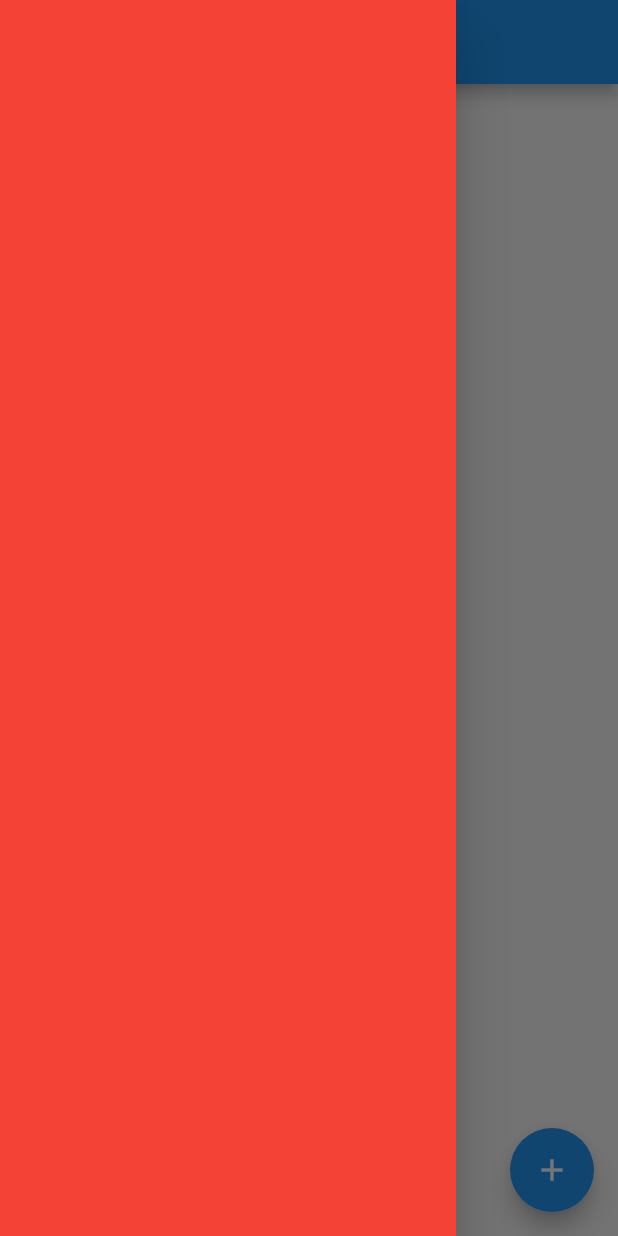
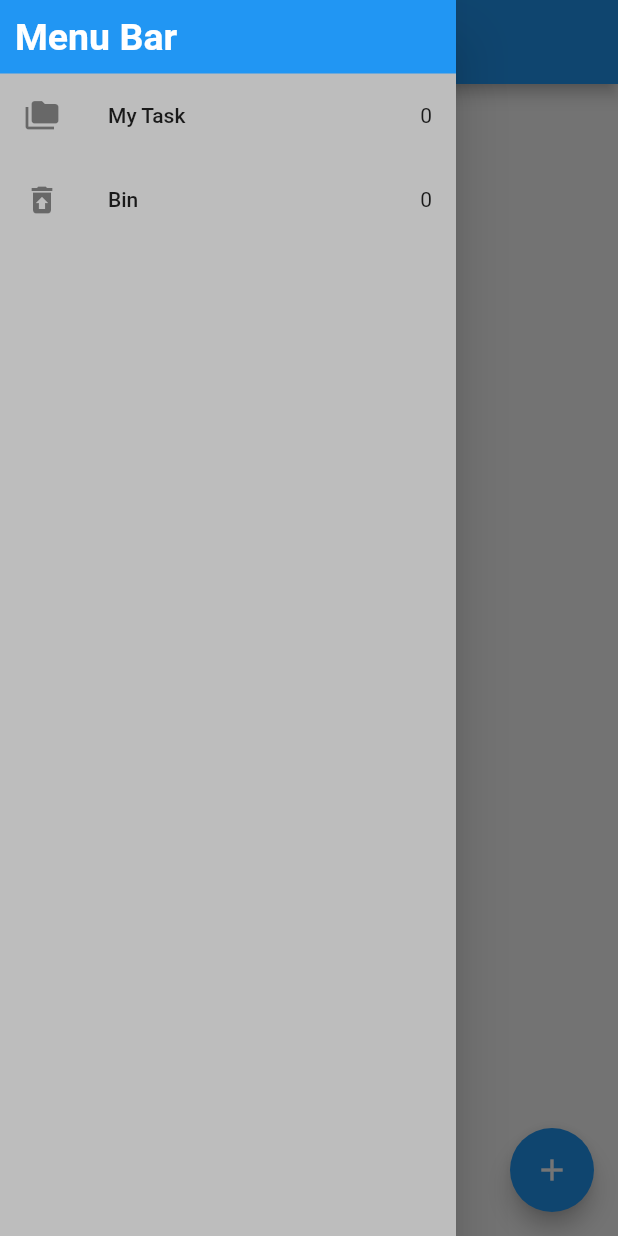
Before and after one commit to wgnalvian/TaskApp-Flutter, a Flutter app: the screen it shows after launch, with the side drawer open, on a phone screen of 412 x 824 dp. Run offline on Flutter 3.47's test engine with Material 2 defaults, Android fonts, the phone set to English and light mode, and no system bars; our stand-ins replace equatable, flutter_bloc, hydrated_bloc.

Commit message:
make rcbin

```diff
--- a/lib/blocs/bloc/tasks_bloc.dart
+++ b/lib/blocs/bloc/tasks_bloc.dart
@@ -1,4 +1,3 @@
-
 import 'package:equatable/equatable.dart';
 import 'package:hydrated_bloc/hydrated_bloc.dart';
 
@@ -11,6 +10,7 @@ class TasksBloc extends HydratedBloc<TasksEvent, TasksState> {
   TasksBloc() : super(TasksState()) {
     on<AddTask>(_onAddTask);
     on<UpdateTask>(_onUpdateTask);
+    on<MoveToBin>(_onMoveToBin);
     on<DeleteTask>(_onDeleteTask);
   }
 
@@ -25,11 +25,10 @@ class TasksBloc extends HydratedBloc<TasksEvent, TasksState> {
     int index = state.allTasks.indexOf(task);
     List<Task> alltask = List.from(state.allTasks)..remove(task);
     task.isDone == false
-        ? alltask.insert(index,task.copyWith(isDone: true))
-        : alltask.insert(index,task.copyWith(isDone: false));
+        ? alltask.insert(index, task.copyWith(isDone: true))
+        : alltask.insert(index, task.copyWith(isDone: false));
 
-      emit(TasksState(allTasks : alltask));
-
+    emit(TasksState(allTasks: alltask));
   }
 
   void _onDeleteTask(DeleteTask event, Emitter<TasksState> emit) {
@@ -40,12 +39,15 @@ class TasksBloc extends HydratedBloc<TasksEvent, TasksState> {
   @override
   TasksState? fromJson(Map<String, dynamic> json) {
     return TasksState.fromMap(json);
+  }
 
-
-}
+  void _onMoveToBin(MoveToBin event, Emitter<TasksState> emit) {
+     final state = this.state;
+    emit(TasksState(allTasks: List.from(state.allTasks)..remove(event.task),deleteTasks: List.from(state.deleteTasks)..add(event.task)));
+  }
 
   @override
   Map<String, dynamic>? toJson(TasksState state) {
-     return state.toMap();
+    return state.toMap();
   }
 }
--- a/lib/blocs/bloc/tasks_event.dart
+++ b/lib/blocs/bloc/tasks_event.dart
@@ -36,3 +36,12 @@ class UpdateTask extends TasksEvent {
   @override
   List<Object> get props => [];
 }
+
+class MoveToBin extends TasksEvent {
+  final Task task;
+  const MoveToBin({
+    required this.task
+  });
+   @override
+  List<Object> get props => [];
+}
--- a/lib/blocs/bloc/tasks_state.dart
+++ b/lib/blocs/bloc/tasks_state.dart
@@ -7,11 +7,12 @@ part of 'tasks_bloc.dart';
 
 class TasksState extends Equatable {
   List<Task> allTasks;
+  List<Task> deleteTasks;
 
-  TasksState({this.allTasks = const <Task>[]});
+  TasksState({this.allTasks = const <Task>[],this.deleteTasks = const <Task>[]});
 
   @override
-  List<Object> get props => [allTasks];
+  List<Object> get props => [allTasks,deleteTasks];
 
   Map<String, dynamic> toMap() {
     return <String, dynamic>{
--- a/lib/router.dart
+++ b/lib/router.dart
@@ -1,8 +1,10 @@
 import 'package:flutter/material.dart';
 import 'package:task_app/screens/home_screen.dart';
+import 'package:task_app/screens/recycle_bin_screen.dart';
 
 class RouterApp {
   static Map<String,Widget Function(BuildContext)> main = {
-    Home.url :(context) => Home()
+    Home.url :(context) => Home(),
+    RecycleBin.url : (context) => RecycleBin()
   };
 }
--- a/lib/screens/drawer_screen.dart
+++ b/lib/screens/drawer_screen.dart
@@ -0,0 +1,53 @@
+import 'package:flutter/material.dart';
+import 'package:task_app/models/task.dart';
+
+class DrawerScreen extends StatelessWidget {
+final List<Task> tasksList;
+final List<Task> taskDeleteList;
+  const DrawerScreen({
+    Key? key,
+    required this.taskDeleteList,
+   required this.tasksList
+  }):super(key: key);
+
+  @override
+  Widget build(BuildContext context) {
+    return SafeArea(
+      child: Drawer(
+        backgroundColor: Colors.grey.shade400,
+        child: Column(
+          children: [
+            Container(
+                width: double.infinity,
+                color: Colors.blue,
+                child: const Padding(
+                    padding: EdgeInsets.all(10),
+                    child: Text(
+                      "Menu Bar",
+                      style: TextStyle(
+                          color: Colors.white,
+                          fontSize: 25,
+                          fontWeight: FontWeight.bold),
+                    ))),
+            GestureDetector(
+              onTap: () {
+                Navigator.of(context).pushNamed('/');
+              },
+              child: ListTile(
+                leading: Icon(Icons.folder_copy),
+                title: Text("My Task"),
+                trailing: Text("${tasksList.length}"),
+              ),
+            ),
+            ListTile(
+              onTap: () { Navigator.pushNamed(context, '/bin'); },
+              leading: Icon(Icons.restore_from_trash),
+              title: Text('Bin'),
+              trailing: Text("${taskDeleteList.length}"),
+            )
+          ],
+        ),
+      ),
+    );
+  }
+}
--- a/lib/screens/home_screen.dart
+++ b/lib/screens/home_screen.dart
@@ -6,13 +6,11 @@ import 'package:task_app/models/task.dart';
 import 'package:task_app/screens/add_task_screen.dart';
 import 'package:task_app/widgets/list_task.dart';
 
+import 'drawer_screen.dart';
+
 class Home extends StatelessWidget {
   static String url = "/";
-  Home({Key? key}) : super(key: key);
-
-
-
-
+  const Home({Key? key}) : super(key: key);
 
   void _addTask(BuildContext context) {
     showModalBottomSheet(
@@ -24,17 +22,32 @@ class Home extends StatelessWidget {
 
   @override
   Widget build(BuildContext context) {
-   return BlocBuilder<TasksBloc, TasksState>(
+    List<Task> tasksList = context
+        .watch<TasksBloc>()
+        .state
+        .allTasks;
+          List<Task> tasksDeleteList = context
+        .watch<TasksBloc>()
+        .state
+        .deleteTasks;
+
+print(tasksDeleteList);
+
+    return BlocBuilder<TasksBloc, TasksState>(
       builder: (context, state) {
 
-        List<Task> tasksList = state.allTasks;
+
         return Scaffold(
-          drawer: Drawer(backgroundColor: Colors.red),
+          drawer: DrawerScreen(
+            tasksList: tasksList,
+            taskDeleteList: tasksDeleteList,
+          ),
           appBar: AppBar(title: const Text('Taks App')),
           body: Column(
             children: [
-            Center(
-                child: Chip(label: Text("${tasksList.length.toString()} Tasks")),
+              Center(
+                child:
+                    Chip(label: Text("${tasksList.length.toString()} Tasks")),
               ),
               ListTask(
                 tasks: tasksList,
--- /dev/null
+++ b/lib/screens/recycle_bin_screen.dart
@@ -0,0 +1,32 @@
+import "package:flutter/material.dart";
+import 'package:provider/provider.dart';
+import 'package:task_app/blocs/bloc_expors.dart';
+import '../widgets/list_task.dart';
+
+class RecycleBin extends StatelessWidget {
+  const RecycleBin({Key? key}) : super(key: key);
+  static const url = "/bin";
+  @override
+  Widget build(BuildContext context) {
+
+    final deleteTask = context.watch<TasksBloc>().state.deleteTasks;
+    return Scaffold(
+      appBar: AppBar(title: const Text('Recycle Bin')),
+      body: Column(
+        children: [
+          Center(
+            child: Chip(label: Text(" Tasks")),
+          ),
+          ListTask(
+            tasks: deleteTask,
+          )
+        ],
+      ),
+      floatingActionButton: FloatingActionButton(
+        onPressed: () {},
+        tooltip: 'Add Task',
+        child: const Icon(Icons.add),
+      ),
+    );
+  }
+}
--- a/lib/widgets/list_task.dart
+++ b/lib/widgets/list_task.dart
@@ -14,13 +14,15 @@ class ListTask extends StatelessWidget {
   }
   @override
   Widget build(BuildContext context) {
+    String? nameRoute = ModalRoute.of(context)!.settings.name;
     return Expanded(
         child: ListView.builder(
       itemBuilder: (context, index) {
 
         return ListTile(
           onLongPress: () =>
-              context.read<TasksBloc>().add(DeleteTask(task: tasks[index])),
+          nameRoute != null && nameRoute == '/bin' ? context.read<TasksBloc>().add(DeleteTask(task: tasks[index])) :
+              context.read<TasksBloc>().add(MoveToBin(task: tasks[index])),
           title: Text(
             tasks[index].title,
             style: TextStyle(
```
